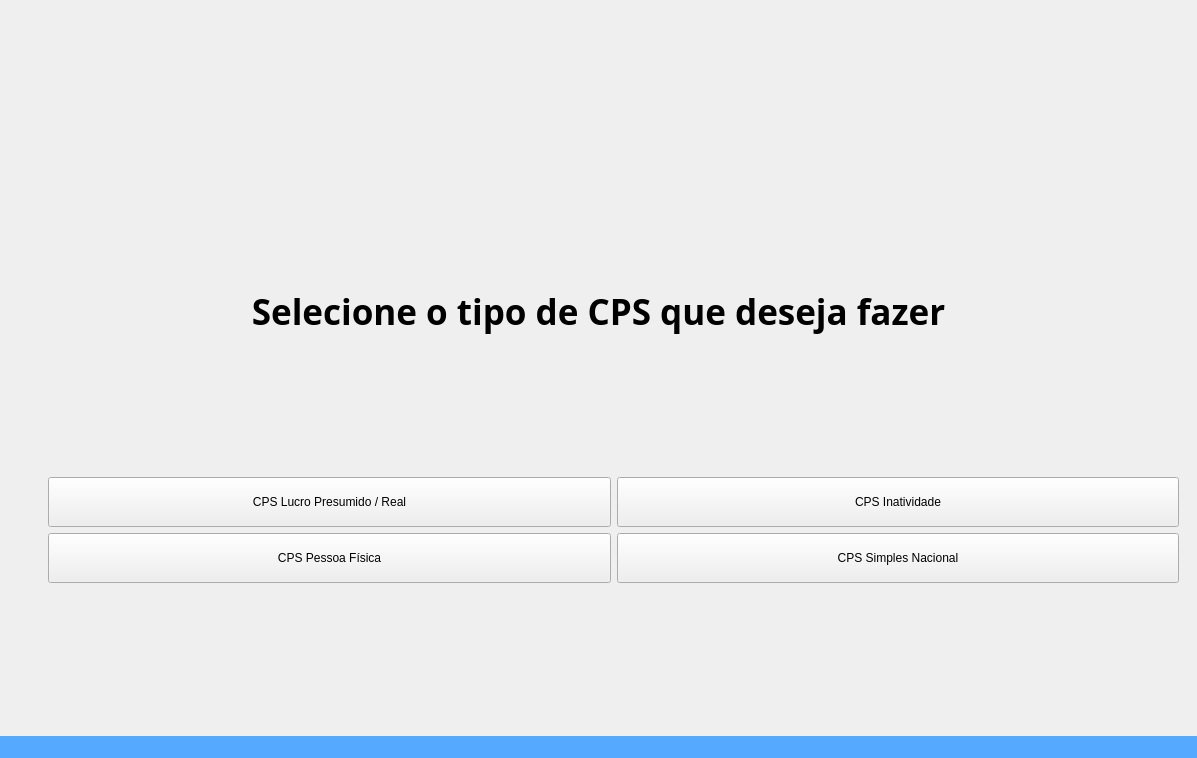
First picture: the form in code/src/ui/window_cps.ui, repository Sl3nc/CPS_Auto, before the edit.
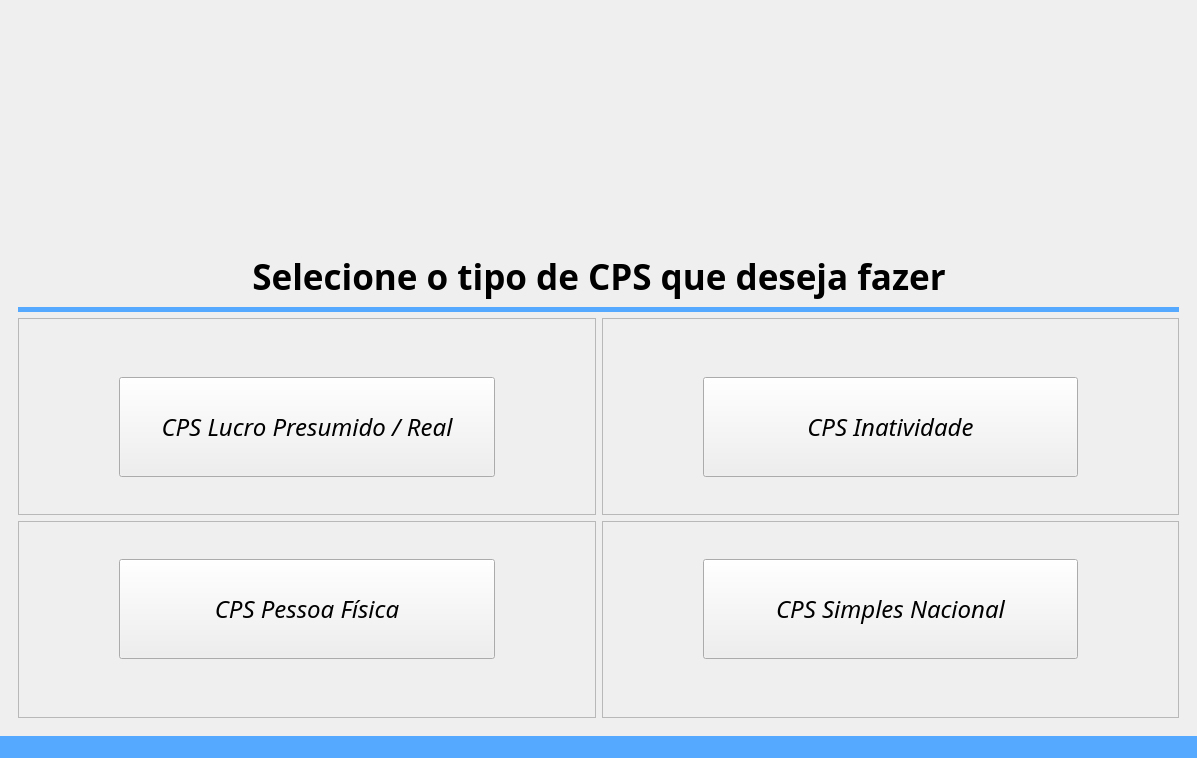
Second picture: the form after the edit. Icons and pictures are not drawn.

```diff
--- a/code/src/ui/window_cps.ui
+++ b/code/src/ui/window_cps.ui
@@ -35,8 +35,24 @@
       <widget class="QWidget" name="menu">
        <layout class="QVBoxLayout" name="verticalLayout">
         <item>
-         <layout class="QVBoxLayout" name="header_menu">
-          <item>
+         <layout class="QGridLayout" name="gridLayout_12">
+          <item row="1" column="1">
+           <spacer name="verticalSpacer">
+            <property name="orientation">
+             <enum>Qt::Orientation::Vertical</enum>
+            </property>
+            <property name="sizeType">
+             <enum>QSizePolicy::Policy::Maximum</enum>
+            </property>
+            <property name="sizeHint" stdset="0">
+             <size>
+              <width>20</width>
+              <height>20</height>
+             </size>
+            </property>
+           </spacer>
+          </item>
+          <item row="0" column="1">
            <widget class="QLabel" name="logo_menu">
             <property name="sizePolicy">
              <sizepolicy hsizetype="Preferred" vsizetype="Maximum">
@@ -50,6 +66,12 @@
               <height>108</height>
              </size>
             </property>
+            <property name="maximumSize">
+             <size>
+              <width>1160</width>
+              <height>208</height>
+             </size>
+            </property>
             <property name="text">
              <string/>
             </property>
@@ -61,23 +83,20 @@
             </property>
            </widget>
           </item>
-          <item>
-           <spacer name="verticalSpacer">
+          <item row="0" column="2">
+           <spacer name="horizontalSpacer_4">
             <property name="orientation">
-             <enum>Qt::Orientation::Vertical</enum>
-            </property>
-            <property name="sizeType">
-             <enum>QSizePolicy::Policy::Maximum</enum>
+             <enum>Qt::Orientation::Horizontal</enum>
             </property>
             <property name="sizeHint" stdset="0">
              <size>
-              <width>20</width>
+              <width>40</width>
               <height>20</height>
              </size>
             </property>
            </spacer>
           </item>
-          <item>
+          <item row="2" column="1">
            <widget class="QLabel" name="intro">
             <property name="sizePolicy">
              <sizepolicy hsizetype="Preferred" vsizetype="Maximum">
@@ -100,66 +119,208 @@
             </property>
            </widget>
           </item>
+          <item row="0" column="0">
+           <spacer name="horizontalSpacer_5">
+            <property name="orientation">
+             <enum>Qt::Orientation::Horizontal</enum>
+            </property>
+            <property name="sizeHint" stdset="0">
+             <size>
+              <width>40</width>
+              <height>20</height>
+             </size>
+            </property>
+           </spacer>
+          </item>
          </layout>
         </item>
+        <item>
+         <widget class="Line" name="line_4">
+          <property name="minimumSize">
+           <size>
+            <width>0</width>
+            <height>5</height>
+           </size>
+          </property>
+          <property name="styleSheet">
+           <string notr="true">background-color: rgb(85, 170, 255);</string>
+          </property>
+          <property name="lineWidth">
+           <number>0</number>
+          </property>
+          <property name="orientation">
+           <enum>Qt::Orientation::Horizontal</enum>
+          </property>
+         </widget>
+        </item>
         <item>
          <layout class="QGridLayout" name="options_cps">
+          <item row="0" column="0">
+           <widget class="QFrame" name="frame">
+            <property name="frameShape">
+             <enum>QFrame::Shape::StyledPanel</enum>
+            </property>
+            <property name="frameShadow">
+             <enum>QFrame::Shadow::Raised</enum>
+            </property>
+            <layout class="QGridLayout" name="gridLayout_8">
           <property name="leftMargin">
+              <number>100</number>
+             </property>
+             <property name="topMargin">
            <number>30</number>
           </property>
+             <property name="rightMargin">
+              <number>100</number>
+             </property>
           <item row="0" column="0">
            <widget class="QPushButton" name="pb_lucro">
             <property name="minimumSize">
              <size>
-              <width>100</width>
-              <height>50</height>
-             </size>
-            </property>
+                 <width>0</width>
+                 <height>100</height>
+                </size>
+               </property>
+               <property name="font">
+                <font>
+                 <family>Tw Cen MT</family>
+                 <pointsize>18</pointsize>
+                 <italic>true</italic>
+                 <bold>false</bold>
+                </font>
+               </property>
             <property name="text">
              <string>CPS Lucro Presumido / Real</string>
             </property>
            </widget>
           </item>
+            </layout>
+           </widget>
+          </item>
           <item row="1" column="0">
+           <widget class="QFrame" name="frame_2">
+            <property name="frameShape">
+             <enum>QFrame::Shape::StyledPanel</enum>
+            </property>
+            <property name="frameShadow">
+             <enum>QFrame::Shadow::Raised</enum>
+            </property>
+            <layout class="QGridLayout" name="gridLayout_9">
+             <property name="leftMargin">
+              <number>100</number>
+             </property>
+             <property name="rightMargin">
+              <number>100</number>
+             </property>
+             <property name="bottomMargin">
+              <number>30</number>
+             </property>
+             <item row="0" column="0">
            <widget class="QPushButton" name="pb_pessoa">
             <property name="minimumSize">
              <size>
               <width>0</width>
-              <height>50</height>
-             </size>
-            </property>
+                 <height>100</height>
+                </size>
+               </property>
+               <property name="font">
+                <font>
+                 <family>Tw Cen MT</family>
+                 <pointsize>18</pointsize>
+                 <italic>true</italic>
+                </font>
+               </property>
             <property name="text">
              <string>CPS Pessoa Física</string>
             </property>
            </widget>
           </item>
+            </layout>
+           </widget>
+          </item>
           <item row="0" column="1">
+           <widget class="QFrame" name="frame_3">
+            <property name="frameShape">
+             <enum>QFrame::Shape::StyledPanel</enum>
+            </property>
+            <property name="frameShadow">
+             <enum>QFrame::Shadow::Raised</enum>
+            </property>
+            <layout class="QGridLayout" name="gridLayout_10">
+             <property name="leftMargin">
+              <number>100</number>
+             </property>
+             <property name="topMargin">
+              <number>30</number>
+             </property>
+             <property name="rightMargin">
+              <number>100</number>
+             </property>
+             <item row="0" column="0">
            <widget class="QPushButton" name="pb_inatividade">
             <property name="minimumSize">
              <size>
-              <width>100</width>
-              <height>50</height>
-             </size>
-            </property>
+                 <width>0</width>
+                 <height>100</height>
+                </size>
+               </property>
+               <property name="font">
+                <font>
+                 <family>Tw Cen MT</family>
+                 <pointsize>18</pointsize>
+                 <italic>true</italic>
+                </font>
+               </property>
             <property name="text">
              <string>CPS Inatividade</string>
             </property>
            </widget>
           </item>
+            </layout>
+           </widget>
+          </item>
           <item row="1" column="1">
+           <widget class="QFrame" name="frame_4">
+            <property name="frameShape">
+             <enum>QFrame::Shape::StyledPanel</enum>
+            </property>
+            <property name="frameShadow">
+             <enum>QFrame::Shadow::Raised</enum>
+            </property>
+            <layout class="QGridLayout" name="gridLayout_11">
+             <property name="leftMargin">
+              <number>100</number>
+             </property>
+             <property name="rightMargin">
+              <number>100</number>
+             </property>
+             <property name="bottomMargin">
+              <number>30</number>
+             </property>
+             <item row="0" column="0">
            <widget class="QPushButton" name="pb_simples">
             <property name="minimumSize">
              <size>
               <width>0</width>
-              <height>50</height>
-             </size>
-            </property>
+                 <height>100</height>
+                </size>
+               </property>
+               <property name="font">
+                <font>
+                 <family>Tw Cen MT</family>
+                 <pointsize>18</pointsize>
+                 <italic>true</italic>
+                </font>
+               </property>
             <property name="text">
              <string>CPS Simples Nacional</string>
             </property>
            </widget>
           </item>
          </layout>
+           </widget>
+          </item>
+         </layout>
         </item>
        </layout>
       </widget>
```
Left out of the diff: 6 changed lines with no effect on the pictures. Lines whose indentation alone changed are shown as unchanged.
